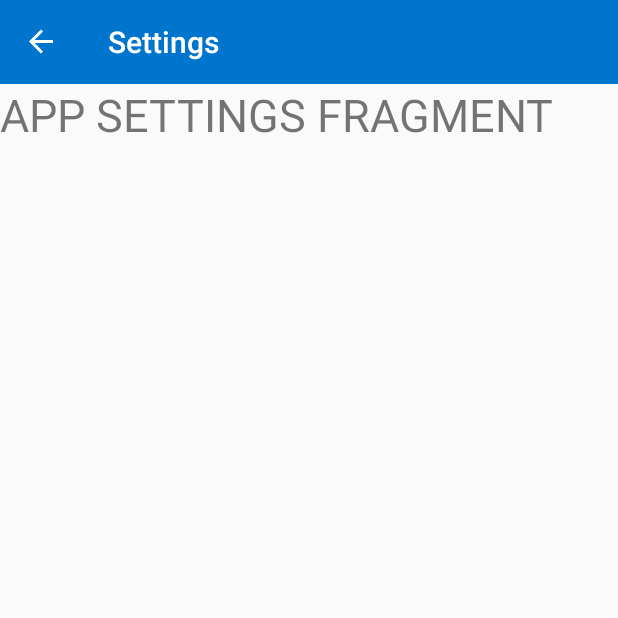
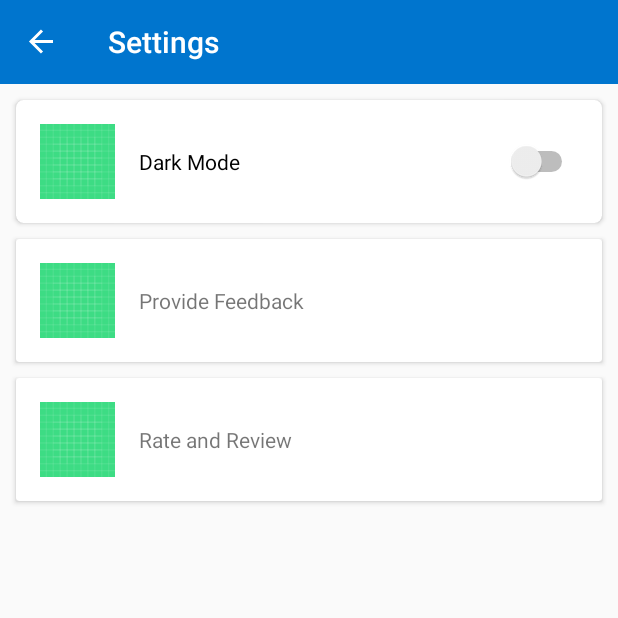
Before and after one commit to Davidwallacesadler/BluePailAndroid, an Android app: the AppSettings screen opened through its navigation route, on a phone screen of 412 x 824 dp, the top half of it. Run offline under Robolectric (Android 15) with nearby library versions, the phone set to English and light mode, and no system bars; our stand-ins replace Picasso, Room's generated code, navigation-ui.

Commit message:
Implement SettingsAdapter and setup the basics of AppSettings Fragment

```diff
--- /dev/null
+++ b/app/src/main/java/com/davidsadler/bluepail/adapters/SettingsAdapter.kt
@@ -0,0 +1,86 @@
+package com.davidsadler.bluepail.adapters
+
+import android.content.Context
+import android.view.LayoutInflater
+import android.view.View
+import android.view.ViewGroup
+import android.widget.ImageView
+import android.widget.Switch
+import android.widget.TextView
+import androidx.recyclerview.widget.RecyclerView
+import com.davidsadler.bluepail.R
+import kotlinx.android.synthetic.main.item_image_and_text_cell.view.*
+import kotlinx.android.synthetic.main.item_switch_cell.view.*
+
+class SettingsAdapter(val context: Context, private val switchListener: OnSwitchToggledListener, private val cellTappedListener: OnSettingsCellClickedListener) : RecyclerView.Adapter<RecyclerView.ViewHolder>() {
+
+    private val inflater = LayoutInflater.from(context)
+    private val settingTitles = listOf("Dark Mode", "Provide Feedback", "Rate and Review")
+
+    override fun getItemViewType(position: Int): Int {
+        return if (position == 0) {
+            SettingsCellType.SWITCH.rawValue
+        } else {
+            SettingsCellType.TEXT.rawValue
+        }
+    }
+
+    override fun getItemCount(): Int {
+        return settingTitles.count()
+    }
+
+    override fun onCreateViewHolder(parent: ViewGroup, viewType: Int): RecyclerView.ViewHolder {
+       return if (viewType == SettingsCellType.SWITCH.rawValue) {
+            val switchCellView = inflater.inflate(R.layout.item_switch_cell, parent, false)
+            SwitchCellViewHolder(switchCellView)
+        } else {
+            val textCellView = inflater.inflate(R.layout.item_image_and_text_cell, parent, false)
+            TextCellViewHolder(textCellView)
+        }
+    }
+
+    override fun onBindViewHolder(holder: RecyclerView.ViewHolder, position: Int) {
+        if (getItemViewType(position) == SettingsCellType.SWITCH.rawValue) {
+            val switchCellHolder = holder as SwitchCellViewHolder
+            switchCellHolder.primarySwitch.text = settingTitles[position]
+            switchCellHolder.bind(position, switchListener)
+        } else {
+            val textCellHolder = holder as TextCellViewHolder
+            textCellHolder.primaryTextView.text = settingTitles[position]
+            textCellHolder.bind(position, cellTappedListener)
+        }
+    }
+}
+
+enum class SettingsCellType(val rawValue: Int) {
+    SWITCH(0),
+    TEXT(1)
+}
+
+class SwitchCellViewHolder(itemView: View): RecyclerView.ViewHolder(itemView) {
+    val iconImageView: ImageView = itemView.imageView_switch_cell
+    val primarySwitch: Switch = itemView.switch_for_cell
+    fun bind(cellPosition: Int, switchListener: OnSwitchToggledListener) {
+        primarySwitch.setOnCheckedChangeListener { _, isChecked ->
+            switchListener.onSwitchToggled(cellPosition, isChecked)
+        }
+    }
+}
+
+class TextCellViewHolder(itemView: View): RecyclerView.ViewHolder(itemView) {
+    val iconImageView: ImageView = itemView.imageView_text_cell
+    val primaryTextView: TextView = itemView.textView_text_cell
+    fun bind(cellPosition: Int, clickListener: OnSettingsCellClickedListener) {
+        itemView.setOnClickListener {
+            clickListener.onSettingsCellClicked(cellPosition)
+        }
+    }
+}
+
+interface OnSwitchToggledListener {
+    fun onSwitchToggled(position: Int,state: Boolean)
+}
+
+interface OnSettingsCellClickedListener {
+    fun onSettingsCellClicked(position: Int)
+}
--- a/app/src/main/java/com/davidsadler/bluepail/fragments/AppSettings.kt
+++ b/app/src/main/java/com/davidsadler/bluepail/fragments/AppSettings.kt
@@ -6,16 +6,35 @@ import androidx.fragment.app.Fragment
 import android.view.LayoutInflater
 import android.view.View
 import android.view.ViewGroup
+import androidx.recyclerview.widget.LinearLayoutManager
+import androidx.recyclerview.widget.RecyclerView
+import com.davidsadler.bluepail.R
+import com.davidsadler.bluepail.adapters.OnSettingsCellClickedListener
+import com.davidsadler.bluepail.adapters.OnSwitchToggledListener
+import com.davidsadler.bluepail.adapters.SettingsAdapter
+import com.davidsadler.bluepail.util.MarginItemDecorator
+import com.davidsadler.bluepail.util.RecyclerViewLayoutType
+import kotlinx.android.synthetic.main.fragment_app_settings.*
 
-import com.davidsadler.bluepail.R
+class AppSettings : Fragment(), OnSwitchToggledListener, OnSettingsCellClickedListener {
 
-class AppSettings : Fragment() {
+    override fun onSettingsCellClicked(position: Int) {
+        println("Cell Tapped at Position: $position")
+    }
+
+    override fun onSwitchToggled(position: Int, state: Boolean) {
+        println("Switch Cell at position: $position has switch state: $state")
+    }
 
     override fun onCreateView(
         inflater: LayoutInflater, container: ViewGroup?,
         savedInstanceState: Bundle?
     ): View? {
         return inflater.inflate(R.layout.fragment_app_settings, container, false)
+    }
+
+    override fun onViewCreated(view: View, savedInstanceState: Bundle?) {
+        setupRecyclerView()
     }
 
     override fun onResume() {
@@ -27,4 +46,16 @@ class AppSettings : Fragment() {
         super.onDestroy()
         activity!!.requestedOrientation = ActivityInfo.SCREEN_ORIENTATION_FULL_USER
     }
+
+    private fun setupRecyclerView() {
+        this.context?.let {
+            recyclerView_app_settings.layoutManager = LinearLayoutManager(it ,
+                RecyclerView.VERTICAL,
+                false)
+            recyclerView_app_settings.adapter = SettingsAdapter(it,
+                this,
+                this)
+            recyclerView_app_settings.addItemDecoration(MarginItemDecorator(16, RecyclerViewLayoutType.VERTICAL_LIST))
+        }
+    }
 }
--- a/app/src/main/java/com/davidsadler/bluepail/fragments/PlantList.kt
+++ b/app/src/main/java/com/davidsadler/bluepail/fragments/PlantList.kt
@@ -17,6 +17,7 @@ import com.davidsadler.bluepail.model.Plant
 import com.davidsadler.bluepail.viewModels.PlantListViewModel
 import com.davidsadler.bluepail.util.AlarmNotificationManager
 import com.davidsadler.bluepail.util.MarginItemDecorator
+import com.davidsadler.bluepail.util.RecyclerViewLayoutType
 import com.google.android.material.snackbar.Snackbar
 import kotlinx.android.synthetic.main.fragment_plant_list.*
 
@@ -105,7 +106,7 @@ class PlantList : Fragment(), OnItemClickedListener, PlantUpdatedListener {
             val plantsListAdapter = PlantsAdapter(context,this)
             recyclerView_plant_list.adapter = plantsListAdapter
             adapter = plantsListAdapter
-            recyclerView_plant_list.addItemDecoration(MarginItemDecorator(32))
+            recyclerView_plant_list.addItemDecoration(MarginItemDecorator(32, RecyclerViewLayoutType.GRID))
         }
     }
 
--- a/app/src/main/java/com/davidsadler/bluepail/util/MarginItemDecorator.kt
+++ b/app/src/main/java/com/davidsadler/bluepail/util/MarginItemDecorator.kt
@@ -4,7 +4,7 @@ import android.graphics.Rect
 import android.view.View
 import androidx.recyclerview.widget.RecyclerView
 
-class MarginItemDecorator(private val spaceHeight: Int) : RecyclerView.ItemDecoration() {
+class MarginItemDecorator(private val spaceHeight: Int, private val recyclerViewType: RecyclerViewLayoutType) : RecyclerView.ItemDecoration() {
     override fun getItemOffsets(
         outRect: Rect,
         view: View,
@@ -12,6 +12,8 @@ class MarginItemDecorator(private val spaceHeight: Int) : RecyclerView.ItemDecor
         state: RecyclerView.State
     ) {
         with(outRect) {
+            when (recyclerViewType) {
+                RecyclerViewLayoutType.GRID -> {
                     top = spaceHeight
                     if (parent.getChildAdapterPosition(view).rem(2) == 0) {
                         left = spaceHeight
@@ -21,5 +23,17 @@ class MarginItemDecorator(private val spaceHeight: Int) : RecyclerView.ItemDecor
                         left = spaceHeight.div(2)
                     }
                 }
+                RecyclerViewLayoutType.VERTICAL_LIST -> {
+                    top = spaceHeight
+                    left = spaceHeight
+                    right = spaceHeight
                 }
             }
+
+        }
+    }
+}
+
+enum class RecyclerViewLayoutType {
+    GRID, VERTICAL_LIST
+}
--- a/app/src/main/res/layout/fragment_app_settings.xml
+++ b/app/src/main/res/layout/fragment_app_settings.xml
@@ -1,16 +1,8 @@
 <?xml version="1.0" encoding="utf-8"?>
-<FrameLayout xmlns:android="http://schemas.android.com/apk/res/android"
+<androidx.recyclerview.widget.RecyclerView xmlns:android="http://schemas.android.com/apk/res/android"
+    xmlns:app="http://schemas.android.com/apk/res-auto"
     xmlns:tools="http://schemas.android.com/tools"
+    android:id="@+id/recyclerView_app_settings"
     android:layout_width="match_parent"
     android:layout_height="match_parent"
-    tools:context=".fragments.AppSettings">
-
-    <!-- TODO: Update blank fragment layout -->
-    <TextView
-        android:layout_width="match_parent"
-        android:layout_height="match_parent"
-        android:lineSpacingExtra="8sp"
-        android:text="APP SETTINGS FRAGMENT"
-        android:textSize="30sp" />
-
-</FrameLayout>
+    tools:context=".fragments.AppSettings" />
--- /dev/null
+++ b/app/src/main/res/layout/item_image_and_text_cell.xml
@@ -0,0 +1,31 @@
+<?xml version="1.0" encoding="utf-8"?>
+<androidx.cardview.widget.CardView xmlns:android="http://schemas.android.com/apk/res/android"
+    xmlns:app="http://schemas.android.com/apk/res-auto"
+    android:layout_width="match_parent"
+    android:layout_height="wrap_content">
+
+    <LinearLayout
+        android:layout_width="match_parent"
+        android:layout_height="match_parent"
+        android:gravity="center"
+        android:orientation="horizontal"
+        android:padding="16dp">
+
+        <ImageView
+            android:id="@+id/imageView_text_cell"
+            android:layout_width="50dp"
+            android:layout_height="50dp"
+            app:srcCompat="@drawable/ic_launcher_background" />
+
+        <Space
+            android:layout_width="16dp"
+            android:layout_height="match_parent" />
+
+        <TextView
+            android:id="@+id/textView_text_cell"
+            android:layout_width="wrap_content"
+            android:layout_height="wrap_content"
+            android:layout_weight="1"
+            android:text="TextView" />
+    </LinearLayout>
+</androidx.cardview.widget.CardView>
--- /dev/null
+++ b/app/src/main/res/layout/item_switch_cell.xml
@@ -0,0 +1,33 @@
+<?xml version="1.0" encoding="utf-8"?>
+<androidx.cardview.widget.CardView xmlns:android="http://schemas.android.com/apk/res/android"
+    xmlns:app="http://schemas.android.com/apk/res-auto"
+    android:layout_width="match_parent"
+    android:layout_height="wrap_content"
+    app:cardCornerRadius="5dp">
+
+    <LinearLayout
+        android:layout_width="match_parent"
+        android:layout_height="match_parent"
+        android:gravity="center"
+        android:orientation="horizontal"
+        android:padding="16dp">
+
+        <ImageView
+            android:id="@+id/imageView_switch_cell"
+            android:layout_width="50dp"
+            android:layout_height="50dp"
+            app:srcCompat="@drawable/ic_launcher_background" />
+
+        <Space
+            android:layout_width="16dp"
+            android:layout_height="match_parent" />
+
+        <Switch
+            android:id="@+id/switch_for_cell"
+            android:layout_width="0dp"
+            android:layout_height="wrap_content"
+            android:layout_weight="1"
+            android:buttonTint="@color/colorPrimary"
+            android:text="Switch" />
+    </LinearLayout>
+</androidx.cardview.widget.CardView>
```
Lines whose indentation alone changed are shown as unchanged.
